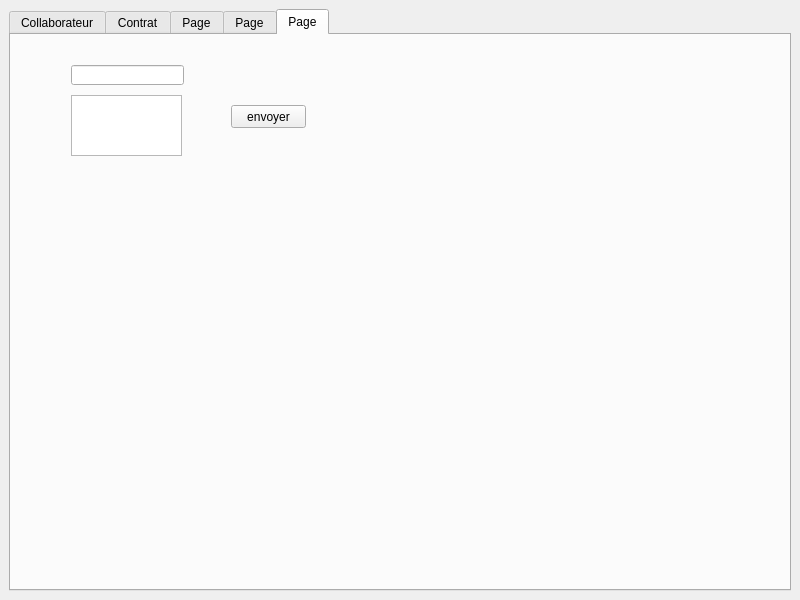
Above: mainwindow.ui from saraelarbi/PlanResto before the change. Below: the same form after it.
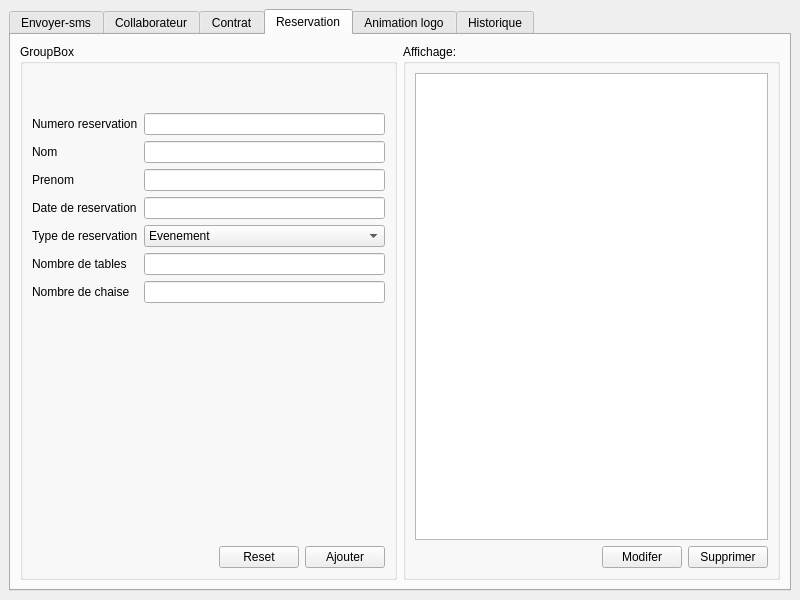
That is the form after the change. Icons and pictures are not drawn.

Patch:
```diff
--- a/mainwindow.ui
+++ b/mainwindow.ui
@@ -24,8 +24,72 @@
        <string>&lt;html&gt;&lt;head/&gt;&lt;body&gt;&lt;p&gt;&lt;br/&gt;&lt;/p&gt;&lt;/body&gt;&lt;/html&gt;</string>
       </property>
       <property name="currentIndex">
-       <number>4</number>
+       <number>3</number>
       </property>
+      <widget class="QWidget" name="tab_5">
+       <attribute name="title">
+        <string>Envoyer-sms</string>
+       </attribute>
+       <widget class="QLineEdit" name="lineEdit">
+        <property name="geometry">
+         <rect>
+          <x>140</x>
+          <y>30</y>
+          <width>113</width>
+          <height>20</height>
+         </rect>
+        </property>
+       </widget>
+       <widget class="QTextEdit" name="textEdit">
+        <property name="geometry">
+         <rect>
+          <x>140</x>
+          <y>60</y>
+          <width>111</width>
+          <height>61</height>
+         </rect>
+        </property>
+       </widget>
+       <widget class="QPushButton" name="pushButton_2">
+        <property name="geometry">
+         <rect>
+          <x>270</x>
+          <y>50</y>
+          <width>75</width>
+          <height>23</height>
+         </rect>
+        </property>
+        <property name="text">
+         <string>envoyer</string>
+        </property>
+       </widget>
+       <widget class="QGroupBox" name="groupBox_9">
+        <property name="geometry">
+         <rect>
+          <x>0</x>
+          <y>30</y>
+          <width>121</width>
+          <height>21</height>
+         </rect>
+        </property>
+        <property name="title">
+         <string>Entrez votre numero:</string>
+        </property>
+       </widget>
+       <widget class="QGroupBox" name="groupBox_10">
+        <property name="geometry">
+         <rect>
+          <x>0</x>
+          <y>60</y>
+          <width>131</width>
+          <height>41</height>
+         </rect>
+        </property>
+        <property name="title">
+         <string>Ecrire un message:</string>
+        </property>
+       </widget>
+      </widget>
       <widget class="QWidget" name="tab">
        <attribute name="title">
         <string>Collaborateur</string>
@@ -765,9 +829,238 @@
         </item>
        </layout>
       </widget>
+      <widget class="QWidget" name="tab_6">
+       <attribute name="title">
+        <string>Reservation</string>
+       </attribute>
+       <layout class="QHBoxLayout" name="horizontalLayout_6">
+        <item>
+         <widget class="QGroupBox" name="groupBox_7">
+          <property name="title">
+           <string>GroupBox</string>
+          </property>
+          <layout class="QVBoxLayout" name="verticalLayout_6">
+           <item>
+            <spacer name="horizontalSpacer_3">
+             <property name="orientation">
+              <enum>Qt::Horizontal</enum>
+             </property>
+             <property name="sizeHint" stdset="0">
+              <size>
+               <width>40</width>
+               <height>20</height>
+              </size>
+             </property>
+            </spacer>
+           </item>
+           <item>
+            <spacer name="horizontalSpacer_5">
+             <property name="orientation">
+              <enum>Qt::Horizontal</enum>
+             </property>
+             <property name="sizeHint" stdset="0">
+              <size>
+               <width>40</width>
+               <height>20</height>
+              </size>
+             </property>
+            </spacer>
+           </item>
+           <item>
+            <layout class="QFormLayout" name="formLayout">
+             <item row="0" column="0">
+              <widget class="QLabel" name="label_20">
+               <property name="text">
+                <string>Numero reservation</string>
+               </property>
+              </widget>
+             </item>
+             <item row="0" column="1">
+              <widget class="QLineEdit" name="numres"/>
+             </item>
+             <item row="1" column="0">
+              <widget class="QLabel" name="label_21">
+               <property name="text">
+                <string>Nom</string>
+               </property>
+              </widget>
+             </item>
+             <item row="3" column="0">
+              <widget class="QLabel" name="label_25">
+               <property name="text">
+                <string>Date de reservation</string>
+               </property>
+              </widget>
+             </item>
+             <item row="2" column="0">
+              <widget class="QLabel" name="label_26">
+               <property name="text">
+                <string>Prenom</string>
+               </property>
+              </widget>
+             </item>
+             <item row="1" column="1">
+              <widget class="QLineEdit" name="nom_3"/>
+             </item>
+             <item row="2" column="1">
+              <widget class="QLineEdit" name="prenom1"/>
+             </item>
+             <item row="3" column="1">
+              <widget class="QLineEdit" name="dateres"/>
+             </item>
+             <item row="4" column="0">
+              <widget class="QLabel" name="label_24">
+               <property name="text">
+                <string>Type de reservation</string>
+               </property>
+              </widget>
+             </item>
+             <item row="4" column="1">
+              <widget class="QComboBox" name="typeres">
+               <item>
+                <property name="text">
+                 <string>Evenement</string>
+                </property>
+               </item>
+               <item>
+                <property name="text">
+                 <string>Reunion de travail</string>
+                </property>
+               </item>
+               <item>
+                <property name="text">
+                 <string>Anniversaire</string>
+                </property>
+               </item>
+               <item>
+                <property name="text">
+                 <string>Diner/Dejeuner</string>
+                </property>
+               </item>
+               <item>
+                <property name="text">
+                 <string>Weeding</string>
+                </property>
+               </item>
+              </widget>
+             </item>
+             <item row="5" column="0">
+              <widget class="QLabel" name="label_23">
+               <property name="text">
+                <string>Nombre de tables</string>
+               </property>
+              </widget>
+             </item>
+             <item row="6" column="0">
+              <widget class="QLabel" name="label_22">
+               <property name="text">
+                <string>Nombre de chaise</string>
+               </property>
+              </widget>
+             </item>
+             <item row="6" column="1">
+              <widget class="QLineEdit" name="nbchaise"/>
+             </item>
+             <item row="5" column="1">
+              <widget class="QLineEdit" name="nbtable"/>
+             </item>
+            </layout>
+           </item>
+           <item>
+            <spacer name="verticalSpacer_5">
+             <property name="orientation">
+              <enum>Qt::Vertical</enum>
+             </property>
+             <property name="sizeHint" stdset="0">
+              <size>
+               <width>20</width>
+               <height>40</height>
+              </size>
+             </property>
+            </spacer>
+           </item>
+           <item>
+            <layout class="QHBoxLayout" name="horizontalLayout_12">
+             <item>
+              <spacer name="horizontalSpacer_2">
+               <property name="orientation">
+                <enum>Qt::Horizontal</enum>
+               </property>
+               <property name="sizeHint" stdset="0">
+                <size>
+                 <width>40</width>
+                 <height>20</height>
+                </size>
+               </property>
+              </spacer>
+             </item>
+             <item>
+              <widget class="QPushButton" name="reset3">
+               <property name="text">
+                <string>Reset</string>
+               </property>
+              </widget>
+             </item>
+             <item>
+              <widget class="QPushButton" name="ajouter_3">
+               <property name="text">
+                <string>Ajouter</string>
+               </property>
+              </widget>
+             </item>
+            </layout>
+           </item>
+          </layout>
+         </widget>
+        </item>
+        <item>
+         <widget class="QGroupBox" name="groupBox_8">
+          <property name="title">
+           <string>Affichage:</string>
+          </property>
+          <layout class="QVBoxLayout" name="verticalLayout_8">
+           <item>
+            <widget class="QTableView" name="tableView"/>
+           </item>
+           <item>
+            <layout class="QHBoxLayout" name="horizontalLayout_14">
+             <item>
+              <spacer name="horizontalSpacer_6">
+               <property name="orientation">
+                <enum>Qt::Horizontal</enum>
+               </property>
+               <property name="sizeHint" stdset="0">
+                <size>
+                 <width>40</width>
+                 <height>20</height>
+                </size>
+               </property>
+              </spacer>
+             </item>
+             <item>
+              <widget class="QPushButton" name="modif3">
+               <property name="text">
+                <string>Modifer</string>
+               </property>
+              </widget>
+             </item>
+             <item>
+              <widget class="QPushButton" name="supprimer3">
+               <property name="text">
+                <string>Supprimer</string>
+               </property>
+              </widget>
+             </item>
+            </layout>
+           </item>
+          </layout>
+         </widget>
+        </item>
+       </layout>
+      </widget>
       <widget class="QWidget" name="tab_3">
        <attribute name="title">
-        <string>Page</string>
+        <string>Animation logo</string>
        </attribute>
        <widget class="QLabel" name="img">
         <property name="geometry">
@@ -791,7 +1084,7 @@
       </widget>
       <widget class="QWidget" name="tab_4">
        <attribute name="title">
-        <string>Page</string>
+        <string>Historique</string>
        </attribute>
        <layout class="QHBoxLayout" name="horizontalLayout_2">
         <item>
@@ -813,44 +1106,6 @@
         </item>
        </layout>
       </widget>
-      <widget class="QWidget" name="tab_5">
-       <attribute name="title">
-        <string>Page</string>
-       </attribute>
-       <widget class="QLineEdit" name="lineEdit">
-        <property name="geometry">
-         <rect>
-          <x>60</x>
-          <y>30</y>
-          <width>113</width>
-          <height>20</height>
-         </rect>
-        </property>
-       </widget>
-       <widget class="QTextEdit" name="textEdit">
-        <property name="geometry">
-         <rect>
-          <x>60</x>
-          <y>60</y>
-          <width>111</width>
-          <height>61</height>
-         </rect>
-        </property>
-       </widget>
-       <widget class="QPushButton" name="pushButton_2">
-        <property name="geometry">
-         <rect>
-          <x>220</x>
-          <y>70</y>
-          <width>75</width>
-          <height>23</height>
-         </rect>
-        </property>
-        <property name="text">
-         <string>envoyer</string>
-        </property>
-       </widget>
-      </widget>
      </widget>
     </item>
    </layout>
```
Left out of the diff: 7 changed lines with no effect on the pictures.
